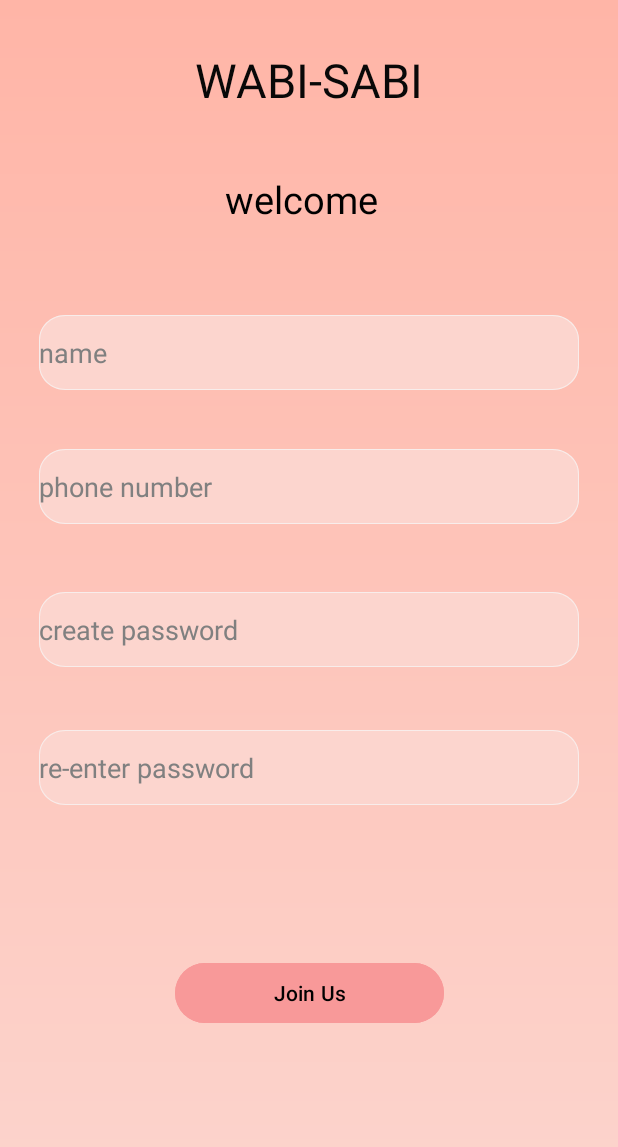
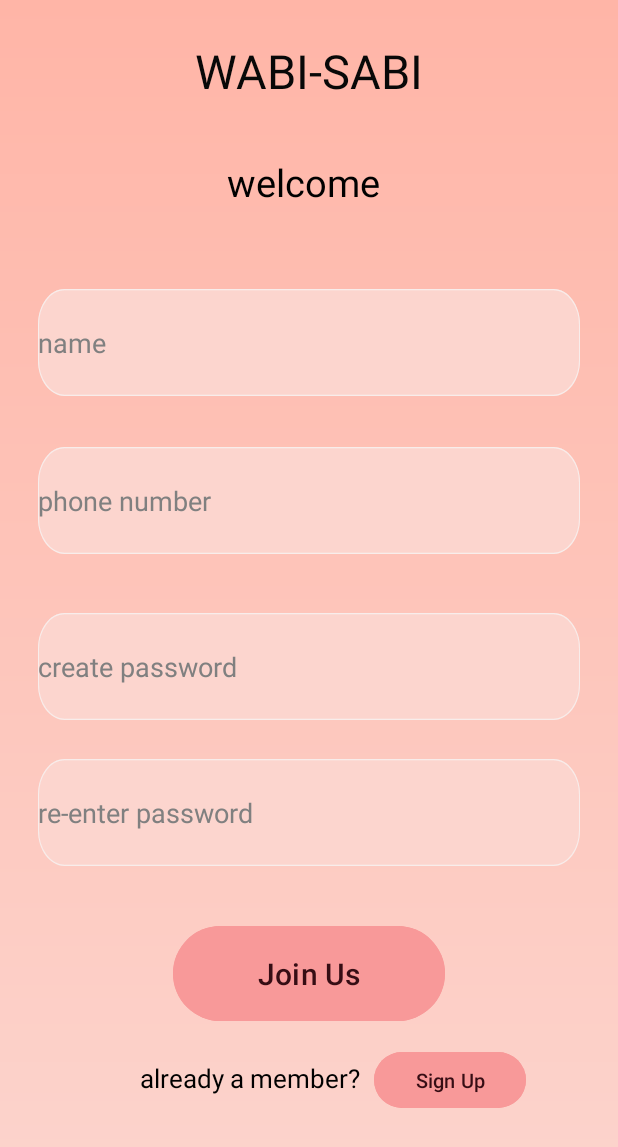
Before and after one commit to Atharv-Verma290/Wabi-Sabi, an Android app: the screen it shows after launch (MainActivity), on a phone screen of 412 x 824 dp. Shown: the top 1147 px of the screen. Run offline under Robolectric (Android 15) with nearby library versions, the phone set to English and light mode, and no system bars.

Commit message:
LOGIN page UI finished

```diff
--- a/app/src/main/AndroidManifest.xml
+++ b/app/src/main/AndroidManifest.xml
@@ -13,6 +13,9 @@
         android:theme="@style/Theme.WabiSabi"
         tools:targetApi="31">
         <activity
+            android:name=".ProfileActivity"
+            android:exported="false" />
+        <activity
             android:name=".Login"
             android:exported="false" />
         <activity
--- a/app/src/main/java/com/example/wabisabi/MainActivity.java
+++ b/app/src/main/java/com/example/wabisabi/MainActivity.java
@@ -5,9 +5,17 @@ import androidx.appcompat.app.AppCompatActivity;
 import android.content.Intent;
 import android.content.SharedPreferences;
 import android.os.Bundle;
+import android.view.View;
+import android.widget.Button;
+import android.widget.EditText;
 
 public class MainActivity extends AppCompatActivity {
-
+    EditText name;
+    EditText phone;
+    EditText createPassword;
+    EditText re_createPassword;
+    Button joinUs;
+    Button signUp;
     @Override
     protected void onCreate(Bundle savedInstanceState) {
         super.onCreate(savedInstanceState);
@@ -25,7 +33,22 @@ public class MainActivity extends AppCompatActivity {
             editor.apply();
         }
 
+        name = findViewById(R.id.editTextText);
+        phone = findViewById(R.id.editTextPhone);
+        createPassword = findViewById(R.id.editTextTextPassword);
+        re_createPassword = findViewById(R.id.editTextTextPassword3);
+        joinUs = findViewById(R.id.button);
+        signUp = findViewById(R.id.button2);
+
+        joinUs.setOnClickListener(new View.OnClickListener() {
+            @Override
+            public void onClick(View v) {
+                Intent intent = new Intent(MainActivity.this, ProfileActivity.class);
+                startActivity(intent);
+            }
+        });
+
+    }
 
 
-    }
 }
--- /dev/null
+++ b/app/src/main/java/com/example/wabisabi/ProfileActivity.java
@@ -0,0 +1,14 @@
+package com.example.wabisabi;
+
+import androidx.appcompat.app.AppCompatActivity;
+
+import android.os.Bundle;
+
+public class ProfileActivity extends AppCompatActivity {
+
+    @Override
+    protected void onCreate(Bundle savedInstanceState) {
+        super.onCreate(savedInstanceState);
+        setContentView(R.layout.activity_profile);
+    }
+}
--- a/app/src/main/res/layout/activity_main.xml
+++ b/app/src/main/res/layout/activity_main.xml
@@ -2,9 +2,9 @@
 <androidx.constraintlayout.widget.ConstraintLayout xmlns:android="http://schemas.android.com/apk/res/android"
     xmlns:app="http://schemas.android.com/apk/res-auto"
     xmlns:tools="http://schemas.android.com/tools"
-    android:background="@drawable/back_gradient"
     android:layout_width="match_parent"
     android:layout_height="match_parent"
+    android:background="@drawable/back_gradient"
     tools:context=".MainActivity">
 
 
@@ -16,8 +16,8 @@
         android:layout_alignParentTop="true"
         android:layout_alignParentEnd="true"
         android:layout_alignParentBottom="true"
-        android:layout_marginTop="16dp"
-        android:layout_marginBottom="25dp"
+        android:layout_marginTop="26dp"
+        android:layout_marginBottom="36dp"
         android:gravity="center_horizontal|top"
         android:text="@string/wabi_sabi"
         android:textAppearance="@style/wabi_sabi"
@@ -34,8 +34,8 @@
         android:layout_alignParentTop="true"
         android:layout_alignParentEnd="true"
         android:layout_alignParentBottom="true"
-        android:layout_marginStart="20dp"
-        android:layout_marginBottom="44dp"
+        android:layout_marginStart="21dp"
+        android:layout_marginBottom="54dp"
         android:gravity="center_horizontal|top"
         android:text="@string/welcome"
         android:textAppearance="@style/welcome"
@@ -46,11 +46,11 @@
 
     <EditText
         android:id="@+id/editTextText"
-        android:layout_width="360dp"
-        android:layout_height="50dp"
-        android:layout_marginStart="22dp"
-        android:layout_marginEnd="22dp"
-        android:layout_marginBottom="24dp"
+        android:layout_width="0dp"
+        android:layout_height="0dp"
+        android:layout_marginStart="25dp"
+        android:layout_marginEnd="25dp"
+        android:layout_marginBottom="34dp"
         android:background="@drawable/rectangle_4"
         android:ems="10"
         android:hint="@string/name"
@@ -64,11 +64,11 @@
 
     <EditText
         android:id="@+id/editTextPhone"
-        android:layout_width="360dp"
-        android:layout_height="50dp"
-        android:layout_marginStart="22dp"
-        android:layout_marginEnd="22dp"
-        android:layout_marginBottom="29dp"
+        android:layout_width="0dp"
+        android:layout_height="0dp"
+        android:layout_marginStart="25dp"
+        android:layout_marginEnd="25dp"
+        android:layout_marginBottom="39dp"
         android:background="@drawable/rectangle_4"
         android:ems="10"
         android:hint="@string/phone_number"
@@ -82,30 +82,29 @@
 
     <EditText
         android:id="@+id/editTextTextPassword"
-        android:layout_width="360dp"
-        android:layout_height="50dp"
-        android:layout_marginStart="22dp"
-        android:layout_marginTop="358dp"
-        android:layout_marginEnd="22dp"
-        android:layout_marginBottom="156dp"
+        android:layout_width="0dp"
+        android:layout_height="0dp"
+        android:layout_marginStart="25dp"
+        android:layout_marginEnd="25dp"
+        android:layout_marginBottom="26dp"
         android:background="@drawable/rectangle_4"
         android:ems="10"
         android:hint="@string/create_pass"
         android:inputType="textPassword"
         android:textColorHint="#808080"
         android:visibility="visible"
-        app:layout_constraintBottom_toTopOf="@+id/button"
+        app:layout_constraintBottom_toTopOf="@+id/editTextTextPassword3"
         app:layout_constraintEnd_toEndOf="parent"
         app:layout_constraintStart_toStartOf="parent"
-        app:layout_constraintTop_toTopOf="parent" />
+        app:layout_constraintTop_toBottomOf="@+id/editTextPhone" />
 
     <EditText
         android:id="@+id/editTextTextPassword3"
-        android:layout_width="360dp"
-        android:layout_height="50dp"
-        android:layout_marginStart="22dp"
-        android:layout_marginEnd="22dp"
-        android:layout_marginBottom="60dp"
+        android:layout_width="0dp"
+        android:layout_height="0dp"
+        android:layout_marginStart="25dp"
+        android:layout_marginEnd="25dp"
+        android:layout_marginBottom="36dp"
         android:background="@drawable/rectangle_4"
         android:ems="10"
         android:hint="@string/re_enter_pa"
@@ -119,16 +118,49 @@
 
     <Button
         android:id="@+id/button"
-        android:layout_width="179dp"
+        android:layout_width="181dp"
+        android:layout_height="0dp"
+        android:layout_alignParentStart="true"
+        android:layout_alignParentTop="true"
+        android:layout_marginBottom="22dp"
+        android:backgroundTint="#F89999"
+        android:text="@string/join_us"
+        android:textColor="#360D14"
+        android:textSize="20sp"
+        app:layout_constraintBottom_toTopOf="@+id/already_a_m"
+        app:layout_constraintEnd_toEndOf="parent"
+        app:layout_constraintStart_toStartOf="parent"
+        app:layout_constraintTop_toBottomOf="@+id/editTextTextPassword3" />
+
+    <TextView
+        android:id="@+id/already_a_m"
+        android:layout_width="wrap_content"
         android:layout_height="wrap_content"
         android:layout_alignParentStart="true"
         android:layout_alignParentTop="true"
-        android:layout_marginBottom="101dp"
+        android:layout_alignParentEnd="true"
+        android:layout_alignParentBottom="true"
+        android:layout_marginStart="93dp"
+        android:layout_marginEnd="9dp"
+        android:layout_marginBottom="93dp"
+        android:gravity="top"
+        android:text="@string/already_a_m"
+        android:textAppearance="@style/already_a_m"
+        app:layout_constraintBottom_toBottomOf="parent"
+        app:layout_constraintEnd_toStartOf="@+id/button2"
+        app:layout_constraintStart_toStartOf="parent"
+        app:layout_constraintTop_toBottomOf="@+id/button" />
+
+    <Button
+        android:id="@+id/button2"
+        android:layout_width="0dp"
+        android:layout_height="45dp"
+        android:layout_marginEnd="61dp"
         android:backgroundTint="#F89999"
-        android:text="@string/join_us"
-        android:textColor="@color/black"
-        app:layout_constraintBottom_toBottomOf="parent"
+        android:text="@string/sign_up"
+        android:textColor="#360D14"
+        android:textSize="13dp"
+        app:layout_constraintBaseline_toBaselineOf="@+id/already_a_m"
         app:layout_constraintEnd_toEndOf="parent"
-        app:layout_constraintStart_toStartOf="parent"
-        app:layout_constraintTop_toBottomOf="@+id/editTextTextPassword" />
+        app:layout_constraintStart_toEndOf="@+id/already_a_m" />
 </androidx.constraintlayout.widget.ConstraintLayout>
--- /dev/null
+++ b/app/src/main/res/layout/activity_profile.xml
@@ -0,0 +1,19 @@
+<?xml version="1.0" encoding="utf-8"?>
+<androidx.constraintlayout.widget.ConstraintLayout xmlns:android="http://schemas.android.com/apk/res/android"
+    xmlns:app="http://schemas.android.com/apk/res-auto"
+    xmlns:tools="http://schemas.android.com/tools"
+    android:layout_width="match_parent"
+    android:layout_height="match_parent"
+    tools:context=".ProfileActivity">
+
+    <TextView
+        android:id="@+id/textView2"
+        android:layout_width="158dp"
+        android:layout_height="65dp"
+        android:layout_marginTop="295dp"
+        android:text="Profile building page"
+        android:textSize="20sp"
+        app:layout_constraintEnd_toEndOf="parent"
+        app:layout_constraintStart_toStartOf="parent"
+        app:layout_constraintTop_toTopOf="parent" />
+</androidx.constraintlayout.widget.ConstraintLayout>
--- a/app/src/main/res/values/strings.xml
+++ b/app/src/main/res/values/strings.xml
@@ -6,4 +6,6 @@
     <string name="create_pass">     create password</string>
     <string name="re_enter_pa">     re-enter password</string>
     <string name="join_us">Join Us</string>
+    <string name="already_a_m">already a member?</string>
+    <string name="sign_up">Sign Up</string>
 </resources>
--- a/app/src/main/res/values/styles.xml
+++ b/app/src/main/res/values/styles.xml
@@ -13,5 +13,9 @@
         <item name="android:textSize">17sp</item>
         <item name="android:textColor">#808080</item>
     </style>
+    <style name="already_a_m">
+        <item name="android:textSize">17sp</item>
+        <item name="android:textColor">#000000</item>
+    </style>
 
 </resources>
```
